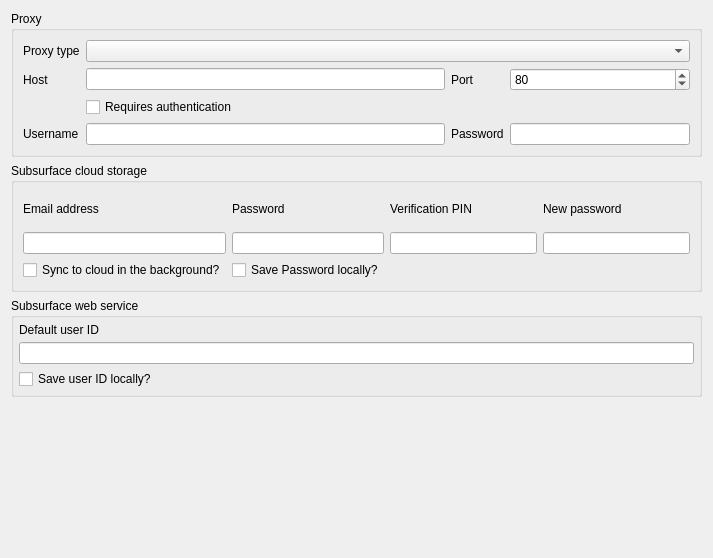
This is desktop-widgets/preferences/preferences_network.ui in subsurface/subsurface as Qt 5 draws it before an edit. The edited form follows.
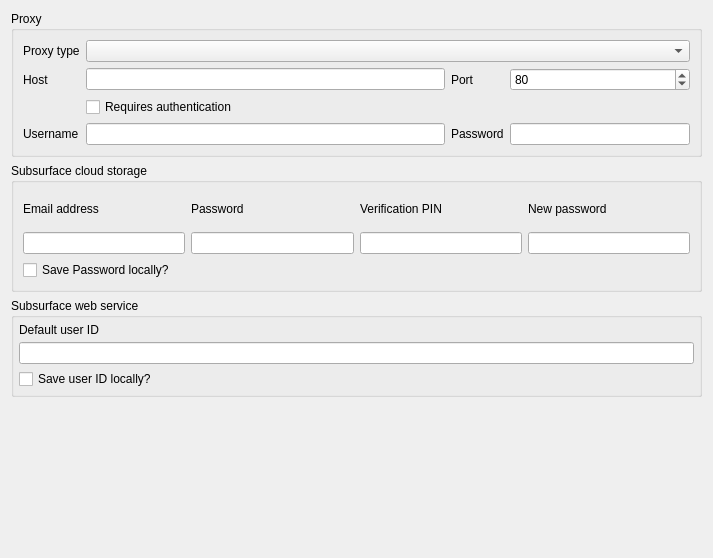
This is the edited form.

Commit message:
Remove cloud_background_sync preferences option
The preferences flag cloud_background_sync used to be used heavily in
the mobile code, but is not used there anymore. Now, it is accessed
only in one place, but does not do what it actually says: If it is off,
the remote storage is not synced on save (but will be synced on next
load).

Syncing on save can also be prevented by unchecking the "Cloud online"
menu checkbox. Since the latter seems more logical and general
(support for non-cloud remote git repositories), remove the cloud_background_sync
option.

```diff
--- a/desktop-widgets/preferences/preferences_network.ui
+++ b/desktop-widgets/preferences/preferences_network.ui
@@ -216,13 +216,6 @@
        </widget>
       </item>
       <item row="2" column="0">
-       <widget class="QCheckBox" name="cloud_background_sync">
-        <property name="text">
-         <string>Sync to cloud in the background?</string>
-        </property>
-       </widget>
-      </item>
-      <item row="2" column="1">
        <widget class="QCheckBox" name="save_password_local">
         <property name="text">
          <string>Save Password locally?</string>
```
The commit also changes 8 other files.
